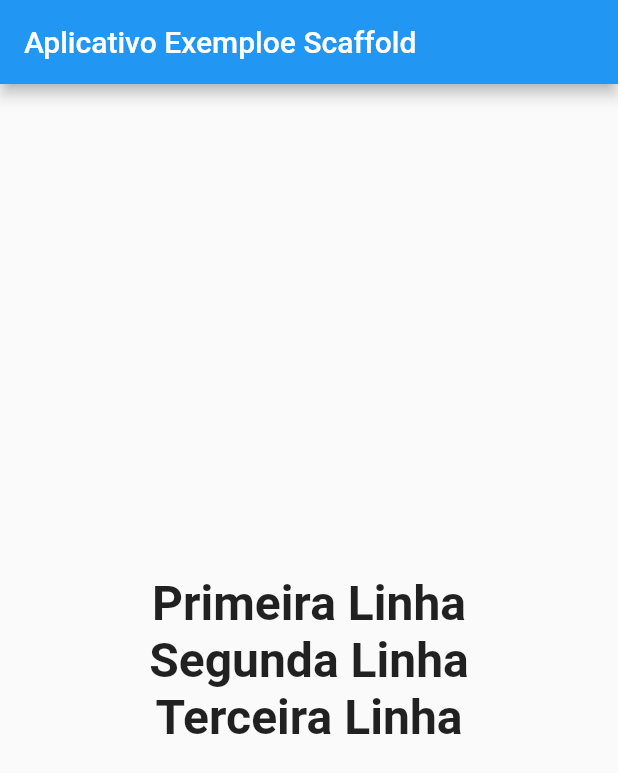
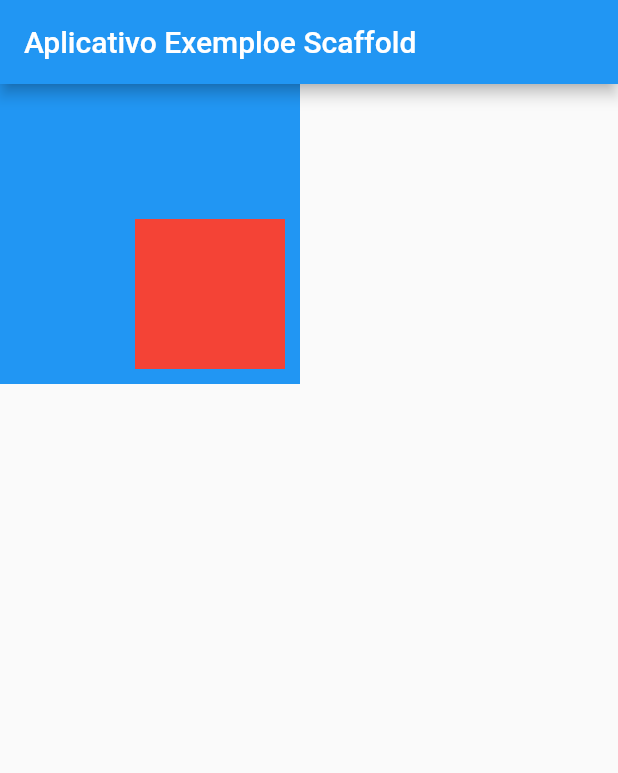
Before and after one commit to flutter-preview/andrem4rks-curso-flutter-daves, a Flutter app: the screen it shows after launch, on a phone screen of 412 x 824 dp. Shown: the top 773 px of the screen. Run offline on Flutter 3.47's test engine with Material 2 defaults, Android fonts, the phone set to English and light mode, and no system bars.

Commit message:
aula sobre stack

```diff
--- a/first_program/lib/main.dart
+++ b/first_program/lib/main.dart
@@ -21,37 +21,22 @@ class _MyAppState extends State<MyApp> {
         appBar: AppBar(
           title: Text('Aplicativo Exemploe Scaffold'),
         ),
-        body: Column(
-          mainAxisAlignment: MainAxisAlignment.center,
-
+        body: Stack(
+          alignment: AlignmentDirectional.center,
           children: [
-            Center(
-              child: Text(
-                'Primeira Linha',
-                style: TextStyle(
-                  fontSize: 32,
-                  fontWeight: FontWeight.bold,
-                ),
-              ),
+            Container(
+              width: 200,
+              height: 200,
+              color: Colors.blue,
             ),
 
-            Center(
-              child: Text(
-                'Segunda Linha',
-                style: TextStyle(
-                  fontSize: 32,
-                  fontWeight: FontWeight.bold,
-                ),
-              ),
-            ),
-
-            Center(
-              child: Text(
-                'Terceira Linha',
-                style: TextStyle(
-                  fontSize: 32,
-                  fontWeight: FontWeight.bold,
-                ),
+            Positioned(
+              right: 10,
+              bottom: 10,
+              child: Container(
+                height: 100,
+                width: 100,
+                color: Colors.red,
               ),
             ),
           ],
```
